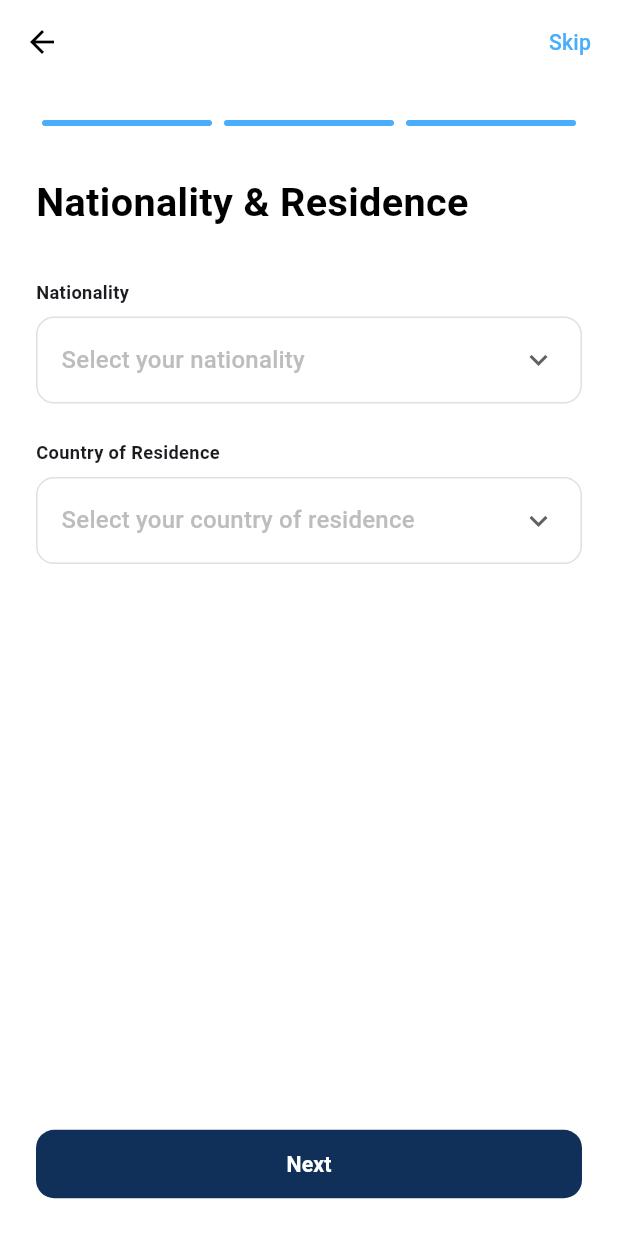
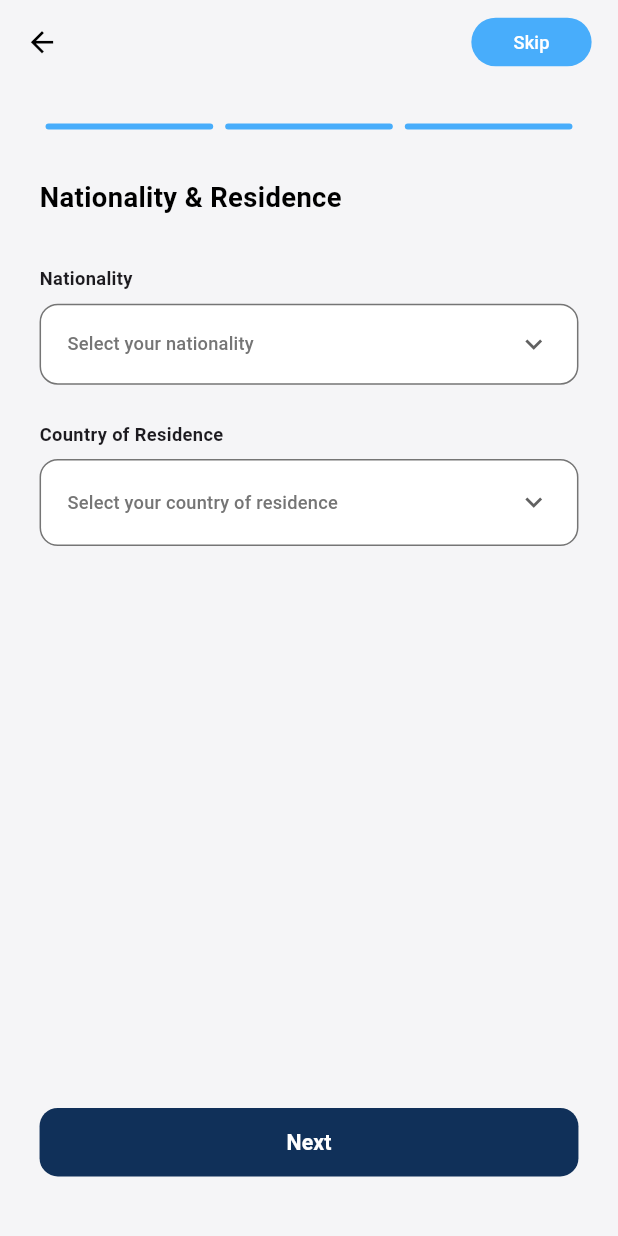
Before and after one commit to Qazaz2350/mv-travel, a Flutter app: the BirthDateScreen screen opened directly, after a tap on "Next", on a phone screen of 412 x 824 dp. Run offline on Flutter 3.47's test engine with Material 3 defaults, Android fonts, the phone set to English and light mode, and no system bars; our stand-ins replace flutter_screenutil.

Commit message:
Your commit message

```diff
--- /dev/null
+++ b/lib/model/nationality_residence_model.dart
@@ -0,0 +1,6 @@
+class NationalityResidenceModel {
+  final String? nationality;
+  final String? residence;
+
+  NationalityResidenceModel({this.nationality, this.residence});
+}
--- a/lib/utilis/colors.dart
+++ b/lib/utilis/colors.dart
@@ -6,10 +6,16 @@ class AppColors {
   static const Color blue2 = Color(0xFF0873DB);
   static const Color blue3 = Color(0xFF103059);
   static const Color white = Colors.white;
+  static const Color black = Colors.black;
+  static const Color grey = Color(0xfff5f5f7);
+  static const Color grey1 = Color(0xffCCCCCC);
+  static Color grey2 = Colors.grey[600]!;
+
+  // static const Color grey = Colors.grey[600]!;
 
   // Green shades
   static const Color green1 = Color(0xFF22C55E);
   static const Color green2 = Color(0xFF28A745);
 
-  static const Color grey = Color(0xfff5f5f7);
+  // static const Color grey = Color(0xfff5f5f7);
 }
--- a/lib/utilis/commen/progress_indicator.dart
+++ b/lib/utilis/commen/progress_indicator.dart
@@ -20,7 +20,7 @@ class StepIndicator extends StatelessWidget {
             height: 4,
             margin: EdgeInsets.symmetric(horizontal: 4),
             decoration: BoxDecoration(
-              color: index < currentStep ? AppColors.blue1 : AppColors.grey,
+              color: index < currentStep ? AppColors.blue1 : AppColors.grey1,
               borderRadius: BorderRadius.circular(2),
             ),
           ),
--- /dev/null
+++ b/lib/view_model/nationality_residence_viewmodel.dart
@@ -0,0 +1,23 @@
+import 'package:flutter/material.dart';
+
+class NationalityResidenceViewModel extends ChangeNotifier {
+  String? selectedNationality;
+  String? selectedResidence;
+
+  List<String> countries = [
+    'Pakistan',
+    'United States',
+    'United Kingdom',
+    'India',
+  ];
+
+  void setNationality(String? value) {
+    selectedNationality = value;
+    notifyListeners();
+  }
+
+  void setResidence(String? value) {
+    selectedResidence = value;
+    notifyListeners();
+  }
+}
--- a/lib/views/user_verification/nationality_residence.dart
+++ b/lib/views/user_verification/nationality_residence.dart
@@ -1,64 +1,59 @@
 import 'package:flutter/material.dart';
+import 'package:flutter_screenutil/flutter_screenutil.dart';
 import 'package:mvtravel/utilis/FontSizes.dart';
 import 'package:mvtravel/utilis/colors.dart';
 import 'package:mvtravel/utilis/commen/full_size_button.dart';
 import 'package:mvtravel/utilis/commen/progress_indicator.dart';
+import 'package:mvtravel/utilis/commen/widgets/skip_button.dart';
 import 'package:mvtravel/utilis/nav.dart';
+import 'package:mvtravel/view_model/nationality_residence_viewmodel.dart';
+import 'package:provider/provider.dart';
 
-class NationalityResidenceScreen extends StatefulWidget {
+class NationalityResidenceScreen extends StatelessWidget {
   const NationalityResidenceScreen({Key? key}) : super(key: key);
 
   @override
-  State<NationalityResidenceScreen> createState() =>
-      _NationalityResidenceScreenState();
-}
-
-class _NationalityResidenceScreenState
-    extends State<NationalityResidenceScreen> {
-  String? _selectedNationality;
-  String? _selectedResidence;
-
-  @override
   Widget build(BuildContext context) {
+    return ChangeNotifierProvider(
+      create: (_) => NationalityResidenceViewModel(),
+      child: Consumer<NationalityResidenceViewModel>(
+        builder: (context, vm, _) {
           return Scaffold(
-      backgroundColor: Colors.white,
+            backgroundColor: AppColors.grey,
             appBar: AppBar(
-        backgroundColor: Colors.white,
+              backgroundColor: AppColors.grey,
               elevation: 0,
               leading: IconButton(
-          icon: Icon(Icons.arrow_back, color: Colors.black),
+                icon: Icon(Icons.arrow_back, color: Colors.black, size: 22.sp),
                 onPressed: () => Nav.pop(context),
               ),
               actions: [
-          TextButton(
-            onPressed: () {},
-            child: Text(
-              'Skip',
-              style: TextStyle(
-                color: AppColors.blue1,
-                fontSize: FontSizes.f16,
-                fontWeight: FontWeight.w500,
-              ),
-            ),
+                Padding(
+                  padding: EdgeInsets.only(right: 16.w),
+                  child: SkipButton(onPressed: () {}),
                 ),
               ],
             ),
             body: Padding(
-        padding: const EdgeInsets.all(24.0),
+              padding: EdgeInsets.all(24.w),
               child: Column(
                 crossAxisAlignment: CrossAxisAlignment.start,
                 children: [
-            StepIndicator(totalSteps: 3, currentStep: 3), // Dynamic Indicator
-            SizedBox(height: 32),
+                  StepIndicator(totalSteps: 3, currentStep: 3),
+                  SizedBox(height: 32.h),
+
+                  /// Title
                   Text(
                     'Nationality & Residence',
                     style: TextStyle(
-                fontSize: FontSizes.f28,
+                      fontSize: FontSizes.f20,
                       fontWeight: FontWeight.bold,
                       color: Colors.black,
                     ),
                   ),
-            SizedBox(height: 32),
+                  SizedBox(height: 32.h),
+
+                  /// ---------------- NATIONALITY ----------------
                   Text(
                     'Nationality',
                     style: TextStyle(
@@ -66,37 +61,48 @@ class _NationalityResidenceScreenState
                       fontWeight: FontWeight.w600,
                     ),
                   ),
-            SizedBox(height: 8),
+                  SizedBox(height: 8.h),
+
                   Container(
-              padding: EdgeInsets.symmetric(horizontal: 16, vertical: 4),
+                    padding: EdgeInsets.symmetric(
+                      horizontal: 16.w,
+                      vertical: 2.h,
+                    ),
                     decoration: BoxDecoration(
-                border: Border.all(color: Colors.grey[300]!),
-                borderRadius: BorderRadius.circular(12),
+                      border: Border.all(color: AppColors.grey2),
+                      borderRadius: BorderRadius.circular(12.r),
+                      color: Colors.white,
                     ),
                     child: DropdownButtonHideUnderline(
                       child: DropdownButton<String>(
                         isExpanded: true,
                         hint: Text(
                           'Select your nationality',
-                    style: TextStyle(color: Colors.grey[400]),
+                          style: TextStyle(
+                            fontSize: FontSizes.f14,
+                            color: AppColors.grey2,
                           ),
-                  value: _selectedNationality,
-                  icon: Icon(Icons.keyboard_arrow_down),
-                  items:
-                      ['Pakistan', 'United States', 'United Kingdom', 'India']
+                        ),
+                        value: vm.selectedNationality,
+                        icon: Icon(Icons.keyboard_arrow_down, size: 22.sp),
+                        items: vm.countries
                             .map(
                               (country) => DropdownMenuItem(
                                 value: country,
-                              child: Text(country),
+                                child: Text(
+                                  country,
+                                  style: TextStyle(fontSize: FontSizes.f14),
+                                ),
                               ),
                             )
                             .toList(),
-                  onChanged: (value) =>
-                      setState(() => _selectedNationality = value),
+                        onChanged: vm.setNationality,
                       ),
                     ),
                   ),
-            SizedBox(height: 24),
+                  SizedBox(height: 24.h),
+
+                  /// ---------------- RESIDENCE ----------------
                   Text(
                     'Country of Residence',
                     style: TextStyle(
@@ -104,45 +110,61 @@ class _NationalityResidenceScreenState
                       fontWeight: FontWeight.w600,
                     ),
                   ),
-            SizedBox(height: 8),
+                  SizedBox(height: 8.h),
+
                   Container(
-              padding: EdgeInsets.symmetric(horizontal: 16, vertical: 4),
+                    padding: EdgeInsets.symmetric(
+                      horizontal: 16.w,
+                      vertical: 4.h,
+                    ),
                     decoration: BoxDecoration(
-                border: Border.all(color: Colors.grey[300]!),
-                borderRadius: BorderRadius.circular(12),
+                      color: Colors.white,
+                      border: Border.all(color: AppColors.grey2),
+                      borderRadius: BorderRadius.circular(12.r),
                     ),
                     child: DropdownButtonHideUnderline(
                       child: DropdownButton<String>(
                         isExpanded: true,
                         hint: Text(
                           'Select your country of residence',
-                    style: TextStyle(color: Colors.grey[400]),
+                          style: TextStyle(
+                            fontSize: FontSizes.f14,
+                            color: AppColors.grey2,
                           ),
-                  value: _selectedResidence,
-                  icon: Icon(Icons.keyboard_arrow_down),
-                  items:
-                      ['Pakistan', 'United States', 'United Kingdom', 'India']
+                        ),
+                        value: vm.selectedResidence,
+                        icon: Icon(Icons.keyboard_arrow_down, size: 22.sp),
+                        items: vm.countries
                             .map(
                               (country) => DropdownMenuItem(
                                 value: country,
-                              child: Text(country),
+                                child: Text(
+                                  country,
+                                  style: TextStyle(fontSize: FontSizes.f14),
+                                ),
                               ),
                             )
                             .toList(),
-                  onChanged: (value) =>
-                      setState(() => _selectedResidence = value),
+                        onChanged: vm.setResidence,
                       ),
                     ),
                   ),
+
                   Spacer(),
+
+                  /// NEXT BUTTON
                   FRectangleButton(
                     text: 'Next',
                     color: AppColors.blue3,
                     onPressed: () {},
                   ),
+                  SizedBox(height: 12.h),
                 ],
               ),
             ),
           );
+        },
+      ),
+    );
   }
 }
--- a/lib/views/user_verification/number_verification.dart
+++ b/lib/views/user_verification/number_verification.dart
@@ -20,9 +20,9 @@ class PhoneNumberScreen extends StatelessWidget {
       child: Consumer<PhoneNumberViewModel>(
         builder: (context, vm, _) {
           return Scaffold(
-            backgroundColor: Colors.white,
+            backgroundColor: AppColors.grey,
             appBar: AppBar(
-              backgroundColor: Colors.white,
+              backgroundColor: AppColors.grey,
               elevation: 0,
               leading: IconButton(
                 icon: Icon(Icons.arrow_back, color: Colors.black),
@@ -102,12 +102,12 @@ class PhoneNumberScreen extends StatelessWidget {
                           style: TextStyle(fontSize: FontSizes.f16),
                           decoration: InputDecoration(
                             hintText: '312 456 789',
-                            hintStyle: TextStyle(color: Colors.grey[400]),
+                            hintStyle: TextStyle(color: AppColors.black),
                             border: UnderlineInputBorder(
-                              borderSide: BorderSide(color: Colors.grey[300]!),
+                              borderSide: BorderSide(color: AppColors.black),
                             ),
                             enabledBorder: UnderlineInputBorder(
-                              borderSide: BorderSide(color: Colors.grey[300]!),
+                              borderSide: BorderSide(color: Colors.grey[500]!),
                             ),
                             focusedBorder: UnderlineInputBorder(
                               borderSide: BorderSide(
--- a/lib/views/user_verification/select_birthdate.dart
+++ b/lib/views/user_verification/select_birthdate.dart
@@ -20,9 +20,9 @@ class BirthDateScreen extends StatelessWidget {
       child: Consumer<BirthDateViewModel>(
         builder: (context, vm, _) {
           return Scaffold(
-            backgroundColor: Colors.white,
+            backgroundColor: AppColors.grey,
             appBar: AppBar(
-              backgroundColor: Colors.white,
+              backgroundColor: AppColors.grey,
               elevation: 0,
               leading: IconButton(
                 icon: Icon(Icons.arrow_back, color: Colors.black),
@@ -49,7 +49,7 @@ class BirthDateScreen extends StatelessWidget {
                   Text(
                     'Select your Birth Date',
                     style: TextStyle(
-                      fontSize: FontSizes.f28,
+                      fontSize: FontSizes.f20,
                       fontWeight: FontWeight.bold,
                       color: Colors.black,
                     ),
@@ -60,14 +60,15 @@ class BirthDateScreen extends StatelessWidget {
                     child: Container(
                       padding: EdgeInsets.all(16),
                       decoration: BoxDecoration(
-                        border: Border.all(color: Colors.grey[300]!),
+                        color: Colors.white,
+                        border: Border.all(color: AppColors.grey2),
                         borderRadius: BorderRadius.circular(12),
                       ),
                       child: Row(
                         children: [
                           Icon(
                             Icons.calendar_today_outlined,
-                            color: Colors.grey[600],
+                            color: AppColors.grey2,
                           ),
                           SizedBox(width: 12),
                           Text(
@@ -77,7 +78,7 @@ class BirthDateScreen extends StatelessWidget {
                             style: TextStyle(
                               fontSize: FontSizes.f16,
                               color: vm.dateController.text.isEmpty
-                                  ? Colors.grey[400]
+                                  ? AppColors.grey2
                                   : Colors.black,
                             ),
                           ),
```
Also changed, not shown: 1 other file. Lines whose indentation alone changed are shown as unchanged.
